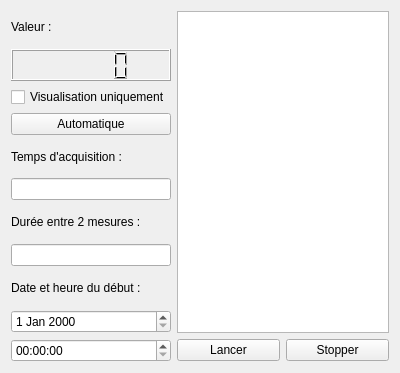
Qt form F_Sonde.ui (lna44700/gexao51) before a commit.
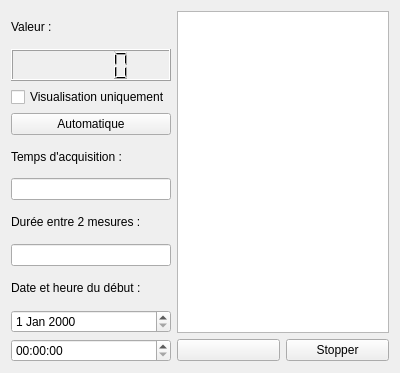
The same form after that commit.

Patch:
```diff
--- a/F_Sonde.ui
+++ b/F_Sonde.ui
@@ -68,7 +68,7 @@
    <item row="10" column="1">
     <widget class="QPushButton" name="btnLancer">
      <property name="text">
-      <string>Lancer</string>
+      <string/>
      </property>
     </widget>
    </item>
```
